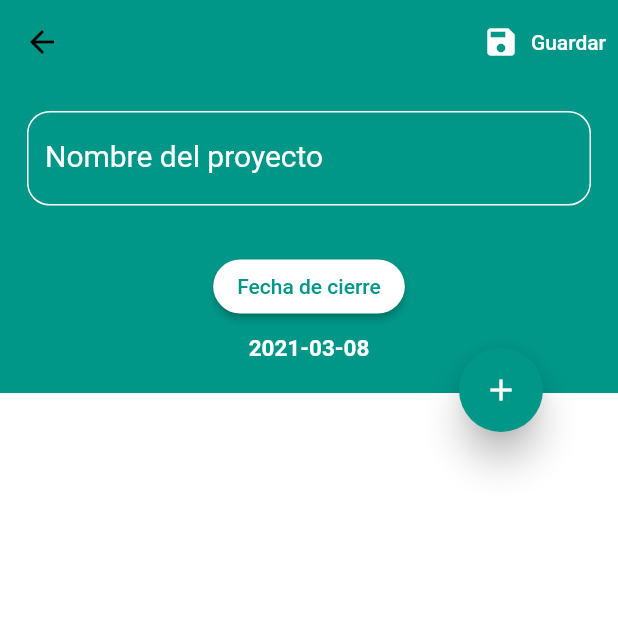
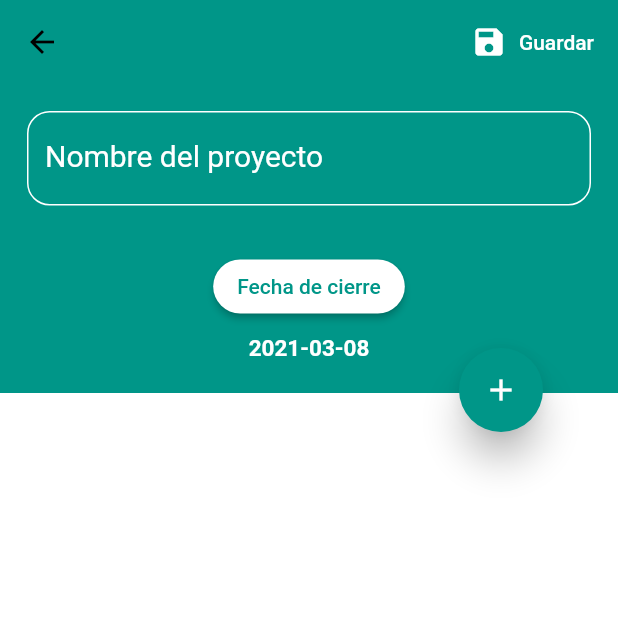
Before and after one commit to Gonzaa25/proyectosapp-public, a Flutter app: the AddProjectPage screen opened directly, on a phone screen of 412 x 824 dp, the top half of it. Run offline on Flutter 3.47's test engine with Material 2 defaults, Android fonts, the phone set to English and light mode, and no system bars.

Commit message:
add padding

```diff
--- a/lib/proyects/ui/addprojectpage.dart
+++ b/lib/proyects/ui/addprojectpage.dart
@@ -47,7 +47,9 @@ class AddProjectPageState extends State<AddProjectPage> {
                 Navigator.pop(context);
               }),
           actions: [
-            TextButton.icon(
+            Padding(
+              padding: const EdgeInsets.all(8.0),
+              child: TextButton.icon(
                   onPressed: () {
                     newproject.name = projectcontroller.value.text;
                     newproject.owner = "Test User";
@@ -69,7 +71,8 @@ class AddProjectPageState extends State<AddProjectPage> {
                   label: Text('Guardar',
                       style: TextStyle(
                         color: Colors.white,
-                    )))
+                      ))),
+            )
           ],
         ),
         body: Container(
```
Lines whose indentation alone changed are shown as unchanged.
